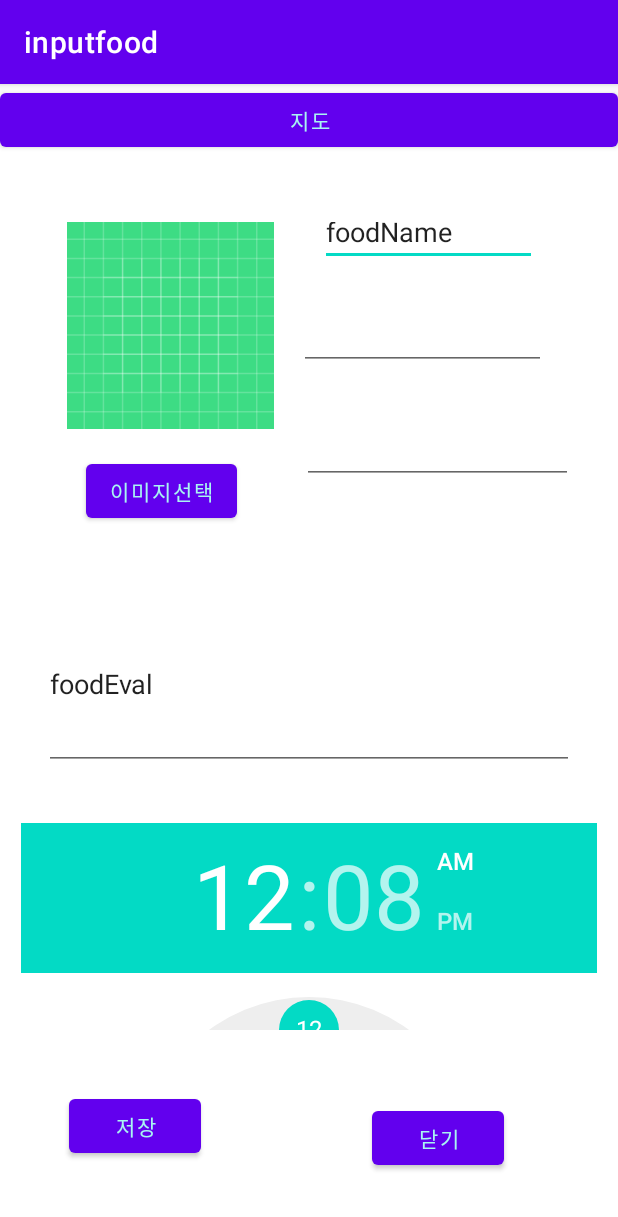
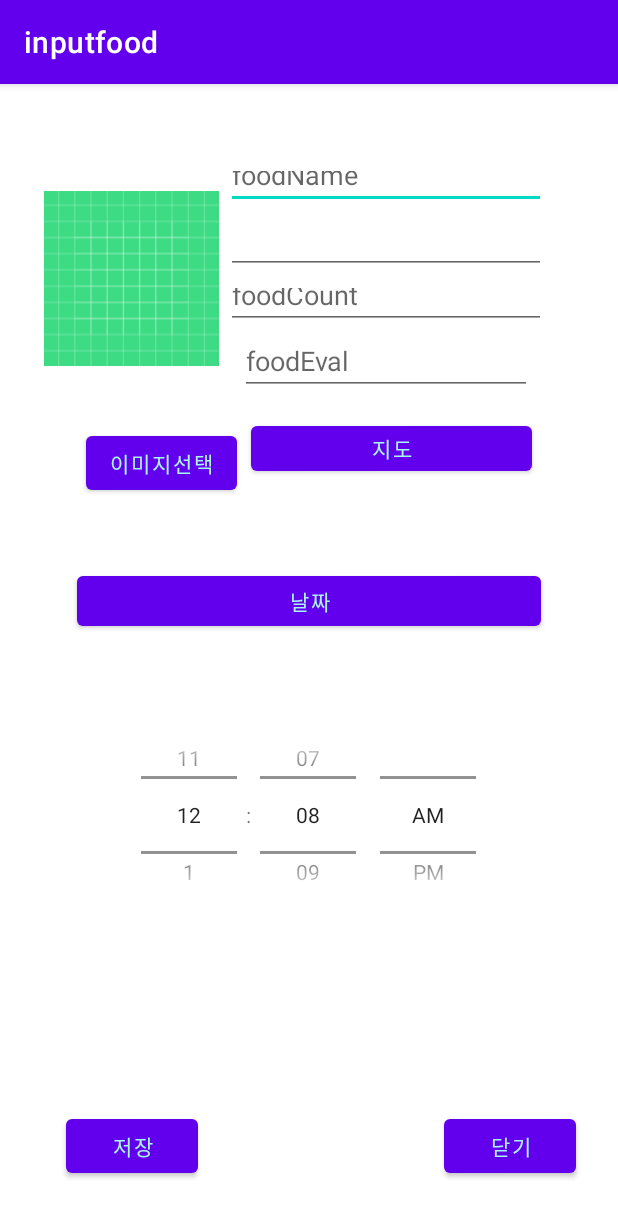
Before and after one commit to andysooho/CalorieProject, an Android app: the InputFood screen opened directly, with no data from a screen before it, on a phone screen of 412 x 824 dp. Shown: the top 1217 px of the screen. Run offline under Robolectric (Android 15) with nearby library versions, the phone set to English and light mode, and no system bars.

Commit message:
Inputfood 날짜 및 시간

```diff
--- a/MyProject/app/src/main/java/com/example/myproject/InputFood.java
+++ b/MyProject/app/src/main/java/com/example/myproject/InputFood.java
@@ -1,14 +1,17 @@
 package com.example.myproject;
 
 import android.app.Activity;
+import android.app.DatePickerDialog;
 import android.content.DialogInterface;
 import android.content.Intent;
+import android.graphics.Canvas;
 import android.location.Location;
 import android.os.Bundle;
 import android.provider.MediaStore;
 import android.util.Log;
 import android.view.View;
 import android.widget.Button;
+import android.widget.DatePicker;
 import android.widget.EditText;
 import android.widget.ImageView;
 import android.widget.TimePicker;
@@ -22,11 +25,14 @@ import com.google.android.gms.maps.GoogleMap;
 import com.google.android.gms.maps.model.LatLng;
 import com.google.android.gms.maps.model.MarkerOptions;
 
+import java.util.Calendar;
+
 public class InputFood extends AppCompatActivity {
     ImageView imageView;
-    Button btn_close, btn_save, google_map;
+    Button btn_close, btn_save, google_map, btn_date;
     EditText foodname, foodcount, calorie, date, time, foodeval;
     TimePicker timePicker;
+    DatePickerDialog datePickerDialog;
 
 
     @Override
@@ -78,7 +84,34 @@ public class InputFood extends AppCompatActivity {
                 startActivity(intent);
             }
         });
+
+        btn_date = findViewById(R.id.btn_date);
+        btn_date.setOnClickListener(new View.OnClickListener() {
+            @Override
+            public void onClick(View view) {
+                //현재 날짜를 가져온다.
+                Calendar calendar = Calendar.getInstance();
+                int pyear = calendar.get(Calendar.YEAR);
+                int pmonth = calendar.get(Calendar.MONTH);
+                int pday = calendar.get(Calendar.DAY_OF_MONTH);
+
+                datePickerDialog = new DatePickerDialog(InputFood.this,
+                        new DatePickerDialog.OnDateSetListener() {
+                            @Override
+                            public void onDateSet(DatePicker datePicker, int year, int month, int day) {
+                                month = month + 1;
+                                String date = year + "년 " + month + "월 " + day + "일";
+
+                                //set btn_date text to date
+                                btn_date.setText(date);
+                            }
+                        }, pyear, pmonth, pday);
+                datePickerDialog.show();
+            }//onClick
+        });
+
     }
+
     public void insertUser(String foodname1, String foodcount1, String calorie1, String foodeval1, String time1) {
         User user = new User();
         user.foodname = foodname1;
@@ -96,8 +129,7 @@ public class InputFood extends AppCompatActivity {
     }
 
 
-
-    public void getImageFromGalary(View v){
+    public void getImageFromGalary(View v) {
         Intent intent = new Intent(Intent.ACTION_PICK);
         intent.setType(MediaStore.Images.Media.CONTENT_TYPE);
         intent.setData(MediaStore.Images.Media.EXTERNAL_CONTENT_URI);
--- a/MyProject/app/src/main/res/layout/input_food.xml
+++ b/MyProject/app/src/main/res/layout/input_food.xml
@@ -10,91 +10,86 @@
         android:id="@+id/imageView"
         android:layout_width="0dp"
         android:layout_height="0dp"
-        android:layout_marginStart="41dp"
-        android:layout_marginTop="10dp"
-        android:layout_marginEnd="27dp"
-        android:layout_marginBottom="17dp"
-        app:layout_constraintBottom_toTopOf="@+id/chooseImage"
-        app:layout_constraintEnd_toStartOf="@+id/foodName"
+        android:layout_marginStart="29dp"
+        android:layout_marginTop="48dp"
+        android:layout_marginEnd="21dp"
+        android:layout_marginBottom="53dp"
+        app:layout_constraintBottom_toBottomOf="@+id/google_map"
+        app:layout_constraintEnd_toStartOf="@+id/google_map"
         app:layout_constraintStart_toStartOf="parent"
-        app:layout_constraintTop_toTopOf="@+id/foodName"
+        app:layout_constraintTop_toTopOf="parent"
         app:srcCompat="@drawable/ic_launcher_background" />
 
     <EditText
         android:id="@+id/foodName"
         android:layout_width="0dp"
-        android:layout_height="39dp"
-        android:layout_marginTop="82dp"
-        android:layout_marginEnd="54dp"
+        android:layout_height="0dp"
         android:ems="10"
+        android:hint="foodName"
         android:inputType="textPersonName"
-        android:text="foodName"
-        app:layout_constraintEnd_toEndOf="parent"
-        app:layout_constraintStart_toEndOf="@+id/imageView"
-        app:layout_constraintTop_toTopOf="parent" />
+        app:layout_constraintBottom_toTopOf="@+id/calorie"
+        app:layout_constraintEnd_toEndOf="@+id/calorie"
+        app:layout_constraintStart_toStartOf="@+id/calorie"
+        app:layout_constraintTop_toTopOf="@+id/imageView" />
 
     <EditText
         android:id="@+id/foodCount"
         android:layout_width="0dp"
-        android:layout_height="41dp"
-        android:layout_marginTop="76dp"
-        android:layout_marginEnd="30dp"
-        android:layout_marginBottom="72dp"
+        android:layout_height="37dp"
+        android:layout_marginTop="78dp"
+        android:layout_marginEnd="48dp"
+        android:layout_marginBottom="59dp"
         android:ems="10"
+        android:hint="foodCount"
         android:inputType="numberSigned"
-        app:layout_constraintBottom_toTopOf="@+id/foodEval"
+        app:layout_constraintBottom_toTopOf="@+id/google_map"
         app:layout_constraintEnd_toEndOf="parent"
-        app:layout_constraintStart_toEndOf="@+id/chooseImage"
-        app:layout_constraintTop_toTopOf="@+id/calorie" />
+        app:layout_constraintTop_toTopOf="@+id/imageView" />
 
     <EditText
         android:id="@+id/foodEval"
         android:layout_width="0dp"
-        android:layout_height="114dp"
-        android:layout_marginStart="29dp"
-        android:layout_marginTop="243dp"
-        android:layout_marginEnd="29dp"
-        android:layout_marginBottom="243dp"
+        android:layout_height="0dp"
+        android:layout_marginStart="9dp"
+        android:layout_marginEnd="9dp"
+        android:layout_marginBottom="3dp"
         android:ems="10"
+        android:hint="foodEval"
         android:inputType="textPersonName"
-        android:text="foodEval"
-        app:layout_constraintBottom_toBottomOf="@+id/btn_save"
-        app:layout_constraintEnd_toEndOf="parent"
-        app:layout_constraintStart_toStartOf="parent"
-        app:layout_constraintTop_toTopOf="@+id/foodName" />
+        app:layout_constraintBottom_toBottomOf="@+id/imageView"
+        app:layout_constraintEnd_toEndOf="@+id/foodCount"
+        app:layout_constraintStart_toStartOf="@+id/foodCount"
+        app:layout_constraintTop_toBottomOf="@+id/foodCount" />
 
     <TimePicker
         android:id="@+id/timePicker"
         android:layout_width="0dp"
-        android:layout_height="0dp"
-        android:layout_marginStart="14dp"
-        android:layout_marginTop="35dp"
-        android:layout_marginEnd="14dp"
-        android:layout_marginBottom="40dp"
-        app:layout_constraintBottom_toTopOf="@+id/btn_save"
+        android:layout_height="145dp"
+        android:layout_marginStart="37dp"
+        android:layout_marginEnd="37dp"
+        android:layout_marginBottom="208dp"
+        android:timePickerMode="spinner"
+        app:layout_constraintBottom_toBottomOf="parent"
         app:layout_constraintEnd_toEndOf="parent"
-        app:layout_constraintStart_toStartOf="parent"
-        app:layout_constraintTop_toBottomOf="@+id/foodEval" />
+        app:layout_constraintStart_toStartOf="parent" />
 
     <Button
         android:id="@+id/chooseImage"
         android:layout_width="wrap_content"
         android:layout_height="wrap_content"
-        android:layout_marginStart="57dp"
-        android:layout_marginEnd="43dp"
-        android:layout_marginBottom="48dp"
+        android:layout_marginStart="28dp"
+        android:layout_marginTop="18dp"
         android:onClick="getImageFromGalary"
         android:text="이미지선택"
-        app:layout_constraintBottom_toTopOf="@+id/foodEval"
-        app:layout_constraintEnd_toStartOf="@+id/foodCount"
-        app:layout_constraintStart_toStartOf="parent" />
+        app:layout_constraintStart_toStartOf="@+id/imageView"
+        app:layout_constraintTop_toBottomOf="@+id/imageView" />
 
     <Button
         android:id="@+id/btn_save"
         android:layout_width="wrap_content"
         android:layout_height="wrap_content"
-        android:layout_marginStart="46dp"
-        android:layout_marginBottom="49dp"
+        android:layout_marginStart="44dp"
+        android:layout_marginBottom="36dp"
         android:text="저장"
         app:layout_constraintBottom_toBottomOf="parent"
         app:layout_constraintStart_toStartOf="parent" />
@@ -103,31 +98,48 @@
         android:id="@+id/btn_close"
         android:layout_width="wrap_content"
         android:layout_height="wrap_content"
-        android:layout_marginBottom="41dp"
+        android:layout_marginEnd="28dp"
+        android:layout_marginBottom="36dp"
         android:text="닫기"
         app:layout_constraintBottom_toBottomOf="parent"
-        app:layout_constraintEnd_toEndOf="@+id/foodCount"
-        app:layout_constraintStart_toStartOf="@+id/foodCount" />
+        app:layout_constraintEnd_toEndOf="parent" />
 
     <Button
         android:id="@+id/google_map"
-        android:layout_width="match_parent"
-        android:layout_height="wrap_content"
+        android:layout_width="0dp"
+        android:layout_height="42dp"
+        android:layout_marginStart="7dp"
+        android:layout_marginTop="222dp"
+        android:layout_marginEnd="6dp"
         android:text="지도"
-        />
+        app:layout_constraintEnd_toEndOf="@+id/btn_date"
+        app:layout_constraintStart_toStartOf="@+id/foodEval"
+        app:layout_constraintTop_toTopOf="parent" />
 
     <EditText
         android:id="@+id/calorie"
         android:layout_width="0dp"
-        android:layout_height="45dp"
-        android:layout_marginStart="13dp"
-        android:layout_marginTop="44dp"
-        android:layout_marginEnd="18dp"
-        android:layout_marginBottom="48dp"
+        android:layout_height="43dp"
+        android:layout_marginTop="35dp"
+        android:layout_marginBottom="37dp"
         android:ems="10"
         android:inputType="numberSigned"
-        app:layout_constraintBottom_toTopOf="@+id/chooseImage"
+        app:layout_constraintBottom_toBottomOf="@+id/foodCount"
         app:layout_constraintEnd_toEndOf="@+id/foodCount"
-        app:layout_constraintStart_toEndOf="@+id/imageView"
+        app:layout_constraintStart_toStartOf="@+id/foodCount"
         app:layout_constraintTop_toTopOf="@+id/imageView" />
+
+    <Button
+        android:id="@+id/btn_date"
+        android:layout_width="0dp"
+        android:layout_height="45dp"
+        android:layout_marginStart="51dp"
+        android:layout_marginTop="27dp"
+        android:layout_marginEnd="51dp"
+        android:layout_marginBottom="29dp"
+        android:text="날짜"
+        app:layout_constraintBottom_toTopOf="@+id/timePicker"
+        app:layout_constraintEnd_toEndOf="parent"
+        app:layout_constraintStart_toStartOf="parent"
+        app:layout_constraintTop_toBottomOf="@+id/chooseImage" />
 </androidx.constraintlayout.widget.ConstraintLayout>
```
